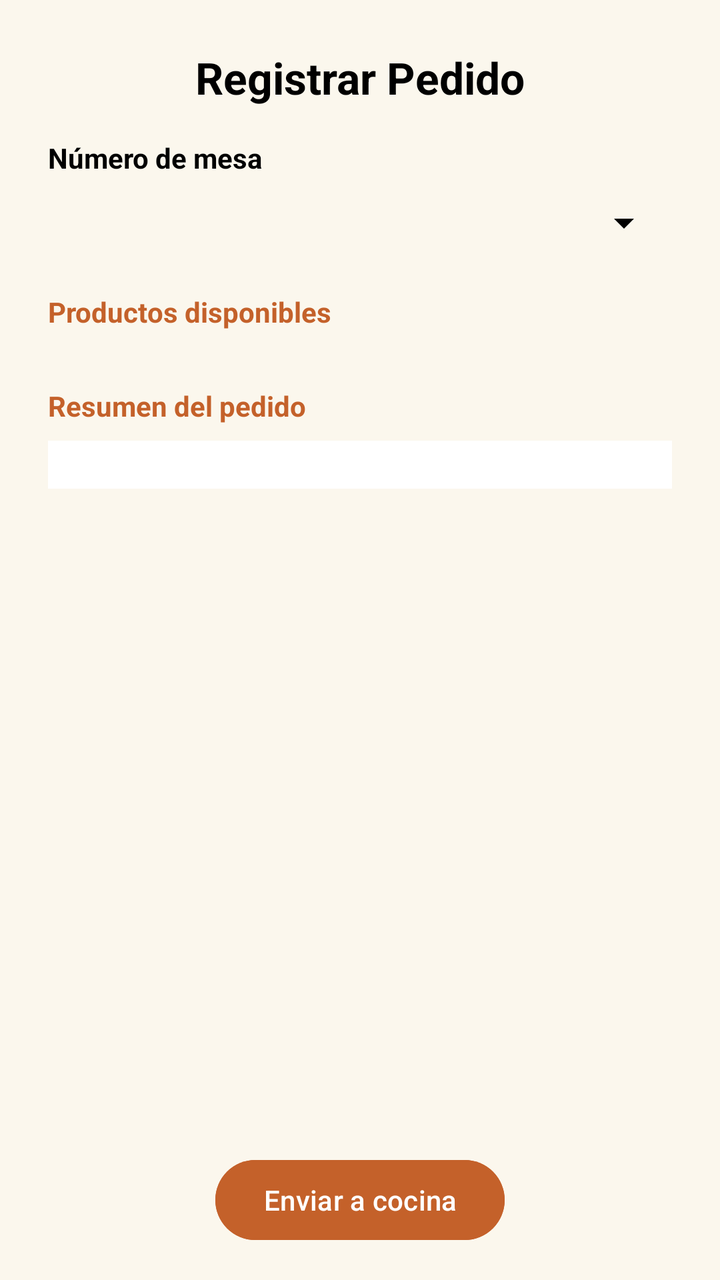
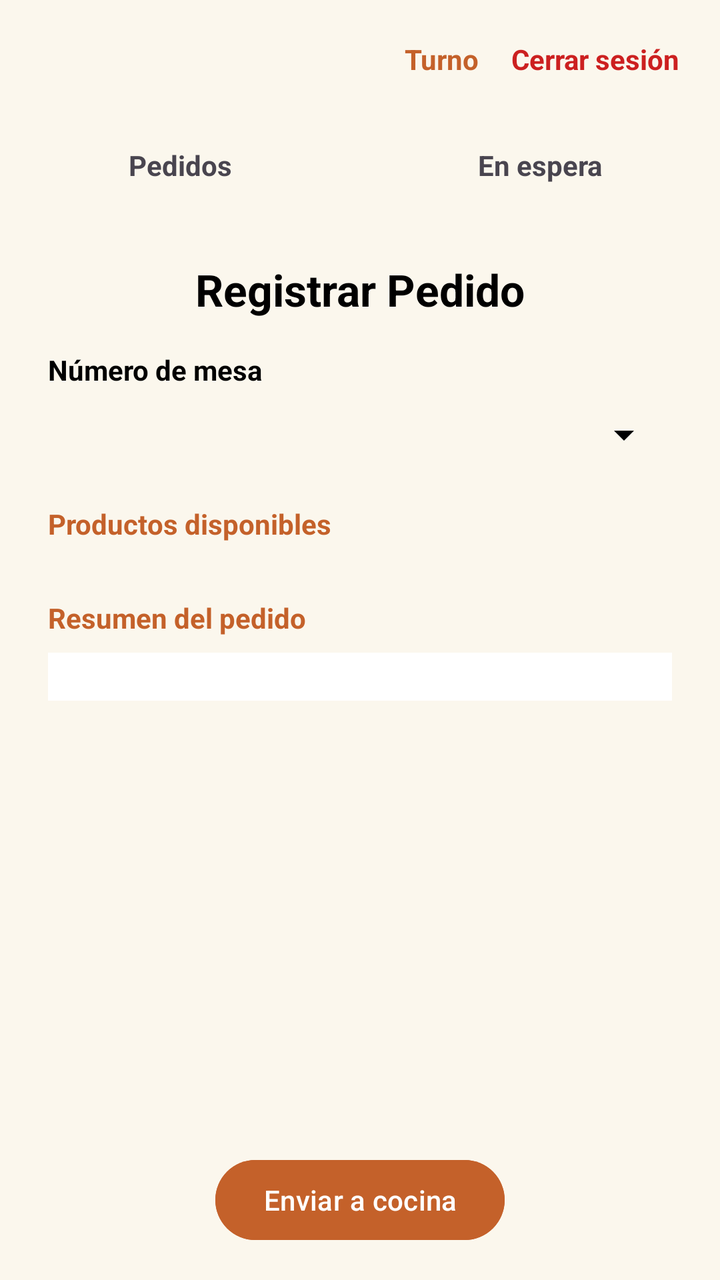

The first picture is an Android layout as it rendered before a commit; the second is the same layout after the commit. The layout source and the unified diff follow.
<!-- AndroidManifest.xml: application theme Theme.MariaCochitaApp -->
<!-- res/layout/activity_pedido.xml -->
<?xml version="1.0" encoding="utf-8"?>
<LinearLayout xmlns:android="http://schemas.android.com/apk/res/android"
    android:layout_width="match_parent"
    android:layout_height="match_parent"
    android:orientation="vertical"
    android:background="#FBF7ED">

    
    <ScrollView
        android:layout_width="match_parent"
        android:layout_height="0dp"
        android:layout_weight="1">

        <LinearLayout
            android:layout_width="match_parent"
            android:layout_height="wrap_content"
            android:orientation="vertical"
            android:gravity="center_horizontal"
            android:padding="24dp">

            <TextView
                android:layout_width="wrap_content"
                android:layout_height="wrap_content"
                android:text="Registrar Pedido"
                android:textSize="22sp"
                android:textStyle="bold"
                android:textColor="#000000"
                android:layout_marginBottom="16dp" />

            <TextView
                android:layout_width="match_parent"
                android:layout_height="23dp"
                android:layout_marginBottom="4dp"
                android:text="Número de mesa"
                android:textStyle="bold"
                android:textColor="#000000" />

            <Spinner
                android:id="@+id/spinnerMesa"
                android:layout_width="match_parent"
                android:layout_height="30dp"
                android:layout_marginBottom="20dp" />

            <TextView
                android:layout_width="match_parent"
                android:layout_height="wrap_content"
                android:text="Productos disponibles"
                android:textStyle="bold"
                android:textColor="#C4612A"
                android:layout_marginBottom="8dp" />

            <LinearLayout
                android:id="@+id/contenedorProductos"
                android:layout_width="match_parent"
                android:layout_height="wrap_content"
                android:orientation="vertical"
                android:layout_marginBottom="20dp" />

            <TextView
                android:layout_width="match_parent"
                android:layout_height="wrap_content"
                android:text="Resumen del pedido"
                android:textStyle="bold"
                android:textColor="#C4612A"
                android:layout_marginBottom="8dp" />

            <LinearLayout
                android:id="@+id/contenedorResumen"
                android:layout_width="match_parent"
                android:layout_height="wrap_content"
                android:orientation="vertical"
                android:background="#FFFFFF"
                android:padding="12dp" />

        </LinearLayout>
    </ScrollView>

    
    <Button
        android:id="@+id/btnEnviarPedido"
        android:layout_width="wrap_content"
        android:layout_height="wrap_content"
        android:layout_gravity="center_horizontal"
        android:layout_margin="16dp"
        android:backgroundTint="#C4612A"
        android:text="Enviar a cocina"
        android:textColor="#FFFFFF" />


</LinearLayout>
<!-- resources referenced by this layout -->
<resources>
  <style name="Theme.MariaCochitaApp" parent="Base.Theme.MariaCochitaApp" />
  <style name="Base.Theme.MariaCochitaApp" parent="Theme.Material3.DayNight.NoActionBar">
          <item name="colorPrimary">@color/naranja</item>
          <item name="colorPrimaryVariant">@color/naranja_oscuro</item>
          <item name="colorOnPrimary">@color/white</item>
          <item name="android:textColorPrimary">@color/black</item>
          <item name="android:textColorSecondary">@color/black</item>
          <item name="android:textColorHint">@color/black</item>
          <item name="android:statusBarColor">@color/naranja</item>
      </style>
  <color name="naranja">#FFC4612A</color>
  <color name="naranja_oscuro">#FFA84D20</color>
  <color name="white">#FFFFFFFF</color>
  <color name="black">#FF000000</color>
</resources>

<!-- the commit's change to res/layout/activity_pedido.xml (unified diff, before → after) -->
@@ -6,85 +6,179 @@
     android:background="#FBF7ED">
 
     
-    <ScrollView
+    <LinearLayout
+        android:layout_width="match_parent"
+        android:layout_height="wrap_content"
+        android:orientation="horizontal"
+        android:gravity="center_vertical"
+        android:padding="12dp">
+
+        <TextView
+            android:id="@+id/textoMesero"
+            android:layout_width="0dp"
+            android:layout_height="wrap_content"
+            android:layout_weight="1"
+            android:textColor="#000000"
+            android:textStyle="bold" />
+
+        <TextView
+            android:id="@+id/btnTurno"
+            android:layout_width="wrap_content"
+            android:layout_height="wrap_content"
+            android:padding="8dp"
+            android:text="Turno"
+            android:textColor="#C4612A"
+            android:textStyle="bold" />
+
+        <TextView
+            android:id="@+id/btnCerrarSesion"
+            android:layout_width="wrap_content"
+            android:layout_height="wrap_content"
+            android:padding="8dp"
+            android:text="Cerrar sesión"
+            android:textColor="#CC2020"
+            android:textStyle="bold" />
+    </LinearLayout>
+
+    
+    <LinearLayout
+        android:layout_width="match_parent"
+        android:layout_height="wrap_content"
+        android:orientation="horizontal">
+
+        <TextView
+            android:id="@+id/tabPedidos"
+            android:layout_width="0dp"
+            android:layout_height="wrap_content"
+            android:layout_weight="1"
+            android:gravity="center"
+            android:padding="14dp"
+            android:text="Pedidos"
+            android:textStyle="bold" />
+
+        <TextView
+            android:id="@+id/tabEspera"
+            android:layout_width="0dp"
+            android:layout_height="wrap_content"
+            android:layout_weight="1"
+            android:gravity="center"
+            android:padding="14dp"
+            android:text="En espera"
+            android:textStyle="bold" />
+    </LinearLayout>
+
+    
+    <LinearLayout
+        android:id="@+id/vistaPedidos"
         android:layout_width="match_parent"
         android:layout_height="0dp"
-        android:layout_weight="1">
+        android:layout_weight="1"
+        android:orientation="vertical">
+
+        <ScrollView
+            android:layout_width="match_parent"
+            android:layout_height="0dp"
+            android:layout_weight="1">
+
+            <LinearLayout
+                android:layout_width="match_parent"
+                android:layout_height="wrap_content"
+                android:orientation="vertical"
+                android:gravity="center_horizontal"
+                android:padding="24dp">
+
+                <TextView
+                    android:layout_width="wrap_content"
+                    android:layout_height="wrap_content"
+                    android:text="Registrar Pedido"
+                    android:textSize="22sp"
+                    android:textStyle="bold"
+                    android:textColor="#000000"
+                    android:layout_marginBottom="16dp" />
+
+                <TextView
+                    android:layout_width="match_parent"
+                    android:layout_height="23dp"
+                    android:layout_marginBottom="4dp"
+                    android:text="Número de mesa"
+                    android:textStyle="bold"
+                    android:textColor="#000000" />
+
+                <Spinner
+                    android:id="@+id/spinnerMesa"
+                    android:layout_width="match_parent"
+                    android:layout_height="30dp"
+                    android:layout_marginBottom="20dp" />
+
+                <TextView
+                    android:layout_width="match_parent"
+                    android:layout_height="wrap_content"
+                    android:text="Productos disponibles"
+                    android:textStyle="bold"
+                    android:textColor="#C4612A"
+                    android:layout_marginBottom="8dp" />
+
+                <LinearLayout
+                    android:id="@+id/contenedorProductos"
+                    android:layout_width="match_parent"
+                    android:layout_height="wrap_content"
+                    android:orientation="vertical"
+                    android:layout_marginBottom="20dp" />
+
+                <TextView
+                    android:layout_width="match_parent"
+                    android:layout_height="wrap_content"
+                    android:text="Resumen del pedido"
+                    android:textStyle="bold"
+                    android:textColor="#C4612A"
+                    android:layout_marginBottom="8dp" />
+
+                <LinearLayout
+                    android:id="@+id/contenedorResumen"
+                    android:layout_width="match_parent"
+                    android:layout_height="wrap_content"
+                    android:orientation="vertical"
+                    android:background="#FFFFFF"
+                    android:padding="12dp" />
+
+            </LinearLayout>
+        </ScrollView>
+
+        
+        <Button
+            android:id="@+id/btnEnviarPedido"
+            android:layout_width="wrap_content"
+            android:layout_height="wrap_content"
+            android:layout_gravity="center_horizontal"
+            android:layout_margin="16dp"
+            android:backgroundTint="#C4612A"
+            android:text="Enviar a cocina"
+            android:textColor="#FFFFFF" />
+    </LinearLayout>
+
+    
+    <ScrollView
+        android:id="@+id/vistaEspera"
+        android:layout_width="match_parent"
+        android:layout_height="0dp"
+        android:layout_weight="1"
+        android:visibility="gone">
 
         <LinearLayout
+            android:id="@+id/contenedorEspera"
             android:layout_width="match_parent"
             android:layout_height="wrap_content"
             android:orientation="vertical"
-            android:gravity="center_horizontal"
             android:padding="24dp">
 
             <TextView
-                android:layout_width="wrap_content"
-                android:layout_height="wrap_content"
-                android:text="Registrar Pedido"
-                android:textSize="22sp"
-                android:textStyle="bold"
-                android:textColor="#000000"
-                android:layout_marginBottom="16dp" />
-
-            <TextView
-                android:layout_width="match_parent"
-                android:layout_height="23dp"
-                android:layout_marginBottom="4dp"
-                android:text="Número de mesa"
-                android:textStyle="bold"
-                android:textColor="#000000" />
-
-            <Spinner
-                android:id="@+id/spinnerMesa"
-                android:layout_width="match_parent"
-                android:layout_height="30dp"
-                android:layout_marginBottom="20dp" />
-
-            <TextView
+                android:id="@+id/textoSinPedidos"
                 android:layout_width="match_parent"
                 android:layout_height="wrap_content"
-                android:text="Productos disponibles"
-                android:textStyle="bold"
-                android:textColor="#C4612A"
-                android:layout_marginBottom="8dp" />
-
-            <LinearLayout
-                android:id="@+id/contenedorProductos"
-                android:layout_width="match_parent"
-                android:layout_height="wrap_content"
-                android:orientation="vertical"
-                android:layout_marginBottom="20dp" />
-
-            <TextView
-                android:layout_width="match_parent"
-                android:layout_height="wrap_content"
-                android:text="Resumen del pedido"
-                android:textStyle="bold"
-                android:textColor="#C4612A"
-                android:layout_marginBottom="8dp" />
-
-            <LinearLayout
-                android:id="@+id/contenedorResumen"
-                android:layout_width="match_parent"
-                android:layout_height="wrap_content"
-                android:orientation="vertical"
-                android:background="#FFFFFF"
-                android:padding="12dp" />
-
+                android:gravity="center"
+                android:text="No hay pedidos en espera"
+                android:textColor="#000000" />
         </LinearLayout>
     </ScrollView>
 
-    
-    <Button
-        android:id="@+id/btnEnviarPedido"
-        android:layout_width="wrap_content"
-        android:layout_height="wrap_content"
-        android:layout_gravity="center_horizontal"
-        android:layout_margin="16dp"
-        android:backgroundTint="#C4612A"
-        android:text="Enviar a cocina"
-        android:textColor="#FFFFFF" />
-
-
 </LinearLayout>
